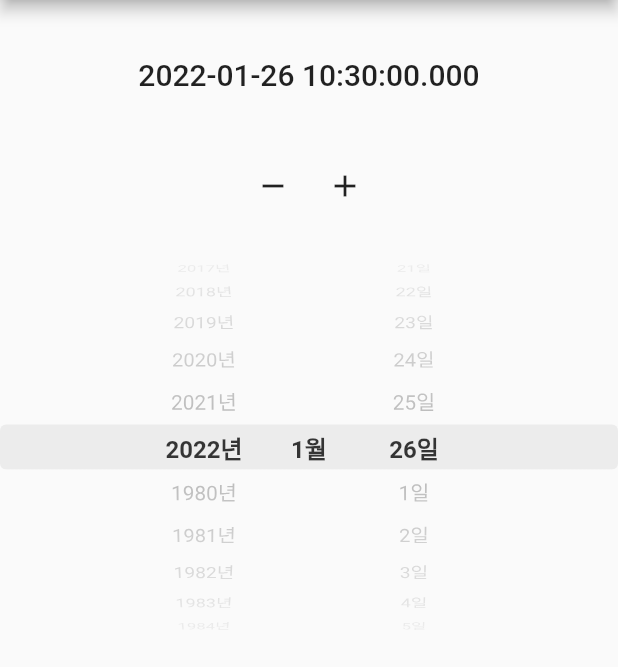
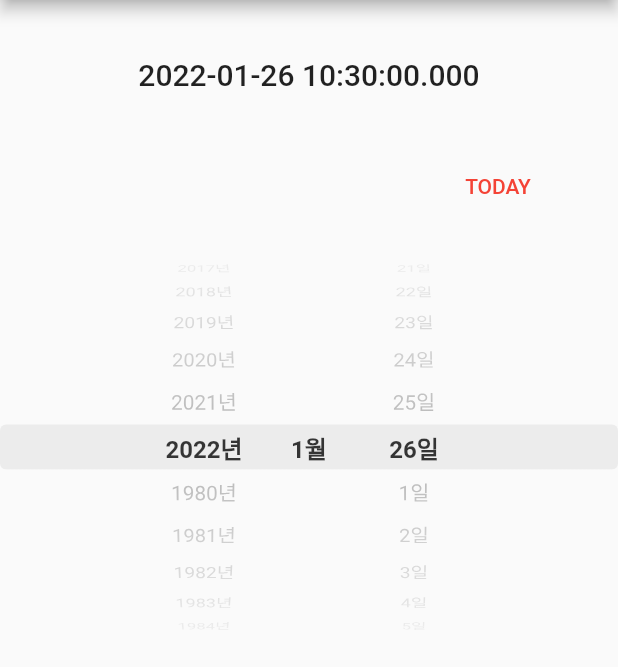
Before and after one commit to mincheol-shin/scroll_date_picker, a Flutter app: the screen it shows after launch, on a phone screen of 412 x 824 dp, the part 84-751 px from its top. Run offline on Flutter 3.47's test engine with Material 2 defaults, Android fonts, the phone set to English and light mode, and no system bars.

Commit message:
✨ Update example

```diff
--- a/example/lib/main.dart
+++ b/example/lib/main.dart
@@ -2,8 +2,7 @@ import 'package:flutter/material.dart';
 import 'package:scroll_date_picker/scroll_date_picker.dart';
 
 void main() {
-  runApp(MaterialApp(
-      home: const MyApp()));
+  runApp(MaterialApp(home: const MyApp()));
 }
 
 class MyApp extends StatefulWidget {
@@ -33,26 +32,20 @@ class _MyAppState extends State<MyApp> {
               style: TextStyle(fontSize: 20.0, fontWeight: FontWeight.w500),
             ),
           ),
-          Row(
-            mainAxisAlignment: MainAxisAlignment.center,
-            children: [
-              IconButton(
-                onPressed: () {
-                  setState(() {
-                    _selectedDate = _selectedDate.add(Duration(days: -5));
-                  });
-                },
-                icon: const Icon(Icons.remove),
+          Container(
+            alignment: Alignment.centerRight,
+            padding: const EdgeInsets.only(right: 48),
+            child: TextButton(
+              onPressed: () {
+                setState(() {
+                  _selectedDate = DateTime.now();
+                });
+              },
+              child: Text(
+                "TODAY",
+                style: TextStyle(color: Colors.red),
               ),
-              IconButton(
-                onPressed: () {
-                  setState(() {
-                    _selectedDate = _selectedDate.add(Duration(days: 5));
-                  });
-                },
-                icon: const Icon(Icons.add),
-              ),
-            ],
+            ),
           ),
           SizedBox(
             height: 300,
--- a/lib/src/scroll_date_picker.dart
+++ b/lib/src/scroll_date_picker.dart
@@ -145,11 +145,7 @@ class _ScrollDatePickerState extends State<ScrollDatePicker> {
 
   void _initControllerIndex() {
     WidgetsBinding.instance?.addPostFrameCallback((_) {
-      if (widget.selectedDate.year < _minimumDate.year) {
-        _yearController.animateToItem(_yearController.selectedItem - 1, duration: Duration(seconds: 1), curve: Curves.ease);
-      } else {
-        _yearController.jumpToItem(widget.selectedDate.year - _minimumDate.year);
-      }
+      _yearController.jumpToItem(widget.selectedDate.year - _minimumDate.year);
       _monthController.jumpToItem(widget.selectedDate.month - 1);
       _dayController.jumpToItem(widget.selectedDate.day - 1);
     });
--- a/lib/src/widgets/date_scroll_view.dart
+++ b/lib/src/widgets/date_scroll_view.dart
@@ -39,7 +39,6 @@ class DateScrollView extends StatelessWidget {
     return LayoutBuilder(
       builder: (context, constraints) {
         int _maximumCount = constraints.maxHeight ~/ options.itemExtent;
-        print(selectedItem);
         return Container(
           width: width,
           child: ListWheelScrollView.useDelegate(
```
